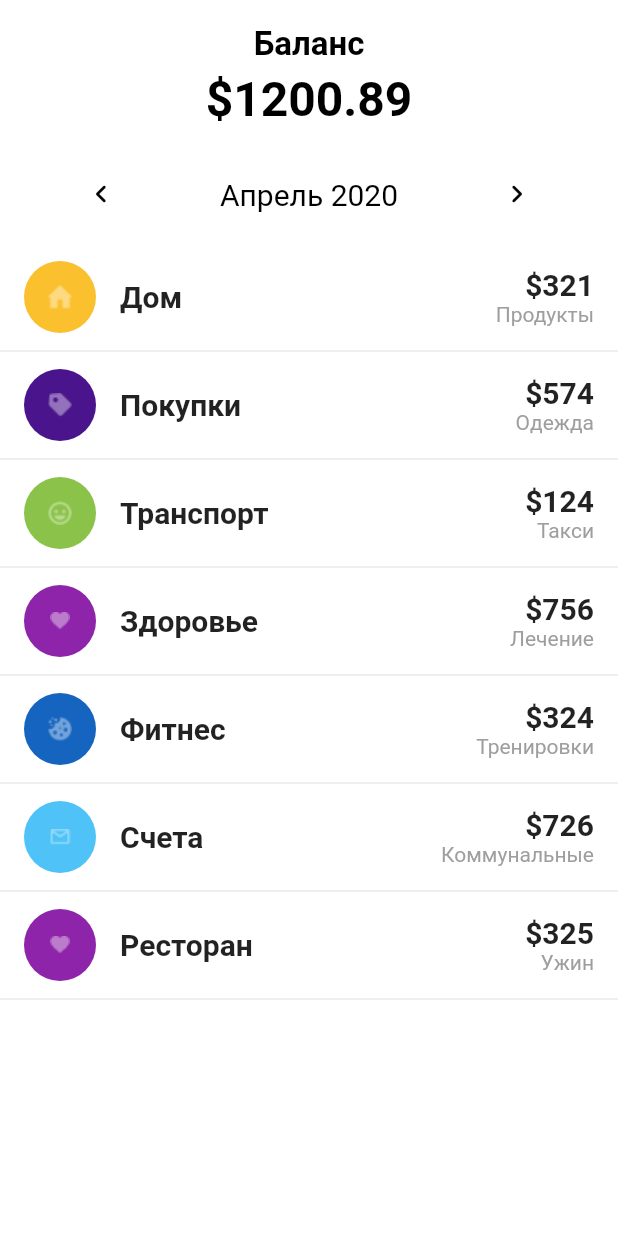
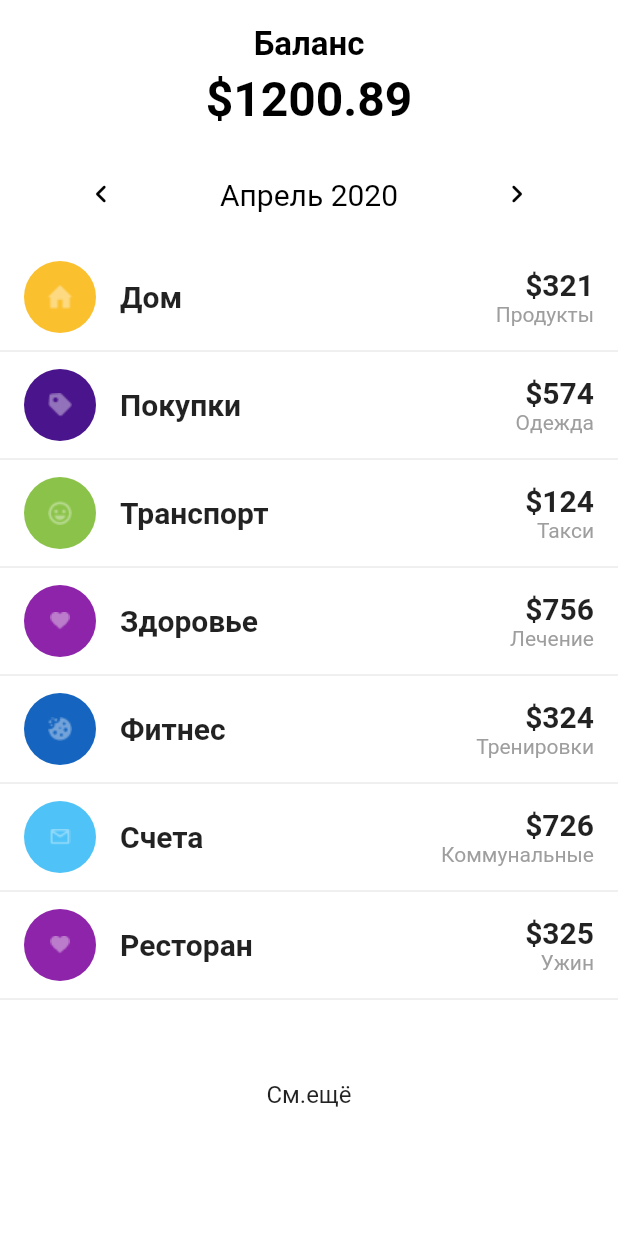
Before and after one commit to MorgueMorg/Neobis-UI-Apps, a Flutter app: the screen it shows after launch, after a tap on "Finance App", on a phone screen of 412 x 824 dp. Run offline on Flutter 3.47's test engine with Material 2 defaults, Android fonts, the light colour scheme and no system bars.

Commit message:
Finished body in finance :tada:

```diff
--- a/lib/apps/finance_app.dart
+++ b/lib/apps/finance_app.dart
@@ -136,6 +136,12 @@ class _MyHomePageState extends State<FinanceApp> {
           ]),
         ),
         body: Center(
+          child: Column(
+            children: [
+              /* Короче я дико тупанул. По идее тут лучше было бы юзать статический список, но я юзанул динамику, из за чего пришлось ставить сайдбокс чтобы снизу нормально смотрелся текст "см. еще". Если вместо бокса воткнуть expanded, текст будет прям в самом низу, не по фигме в общем будет. Но теперь на 14 айфоне выглядит как на фигме. */
+              SizedBox(
+                width: 1000,
+                height: 550.0,
                 child: ListView.builder(
                   itemCount: _listTitles.length,
                   itemBuilder: (BuildContext context, int index) {
@@ -183,6 +189,10 @@ class _MyHomePageState extends State<FinanceApp> {
                   },
                 ),
               ),
+              Text("См.ещё", style: TextStyle(fontSize: 16, fontWeight: FontWeight.w400)),
+            ],
+          ),
+        ),
       ),
     );
   }
```
Lines whose indentation alone changed are shown as unchanged.
